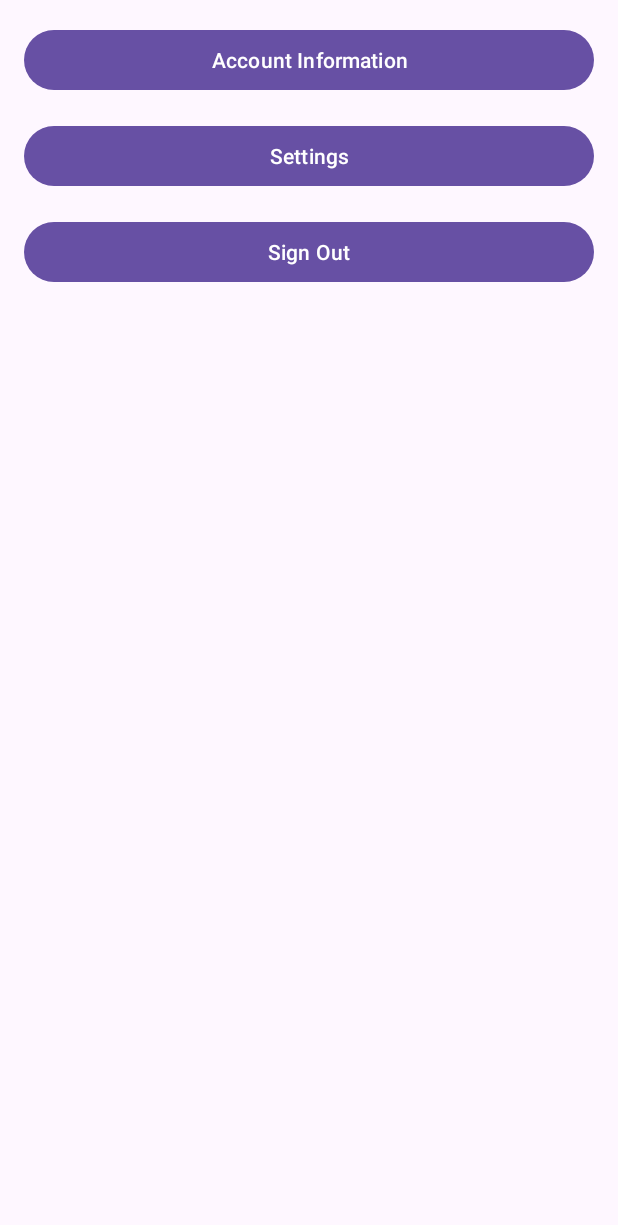
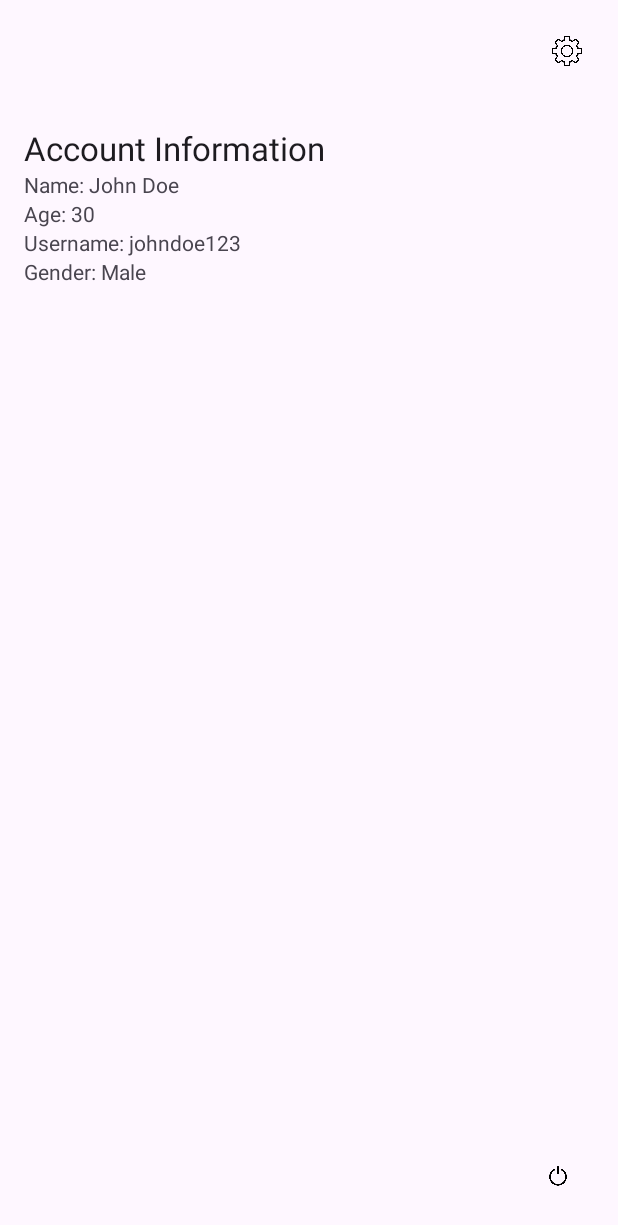
Before and after one commit to michaelditrick/Focus, an Android app: the ProfileActivity screen opened directly, with no data from a screen before it, on a phone screen of 412 x 824 dp. Shown: the top 1225 px of the screen. Run offline under Robolectric (Android 15) with nearby library versions, the phone set to English and light mode, and no system bars.

Commit message:
finish the template for profile

```diff
--- a/app/src/main/java/com/example/focus/ProfileActivity.java
+++ b/app/src/main/java/com/example/focus/ProfileActivity.java
@@ -2,54 +2,62 @@ package com.example.focus;
 
 import android.content.Intent;
 import android.os.Bundle;
-import android.view.View;
-import android.widget.Button;
+import android.widget.ImageView;
+import android.widget.TextView;
 import androidx.appcompat.app.AppCompatActivity;
+import java.util.concurrent.ExecutorService;
+import java.util.concurrent.Executors;
 
 public class ProfileActivity extends AppCompatActivity {
+
+    private TextView txtName, txtAge, txtUsername, txtGender;
+    private ExecutorService databaseExecutor = Executors.newSingleThreadExecutor();
 
     @Override
     protected void onCreate(Bundle savedInstanceState) {
         super.onCreate(savedInstanceState);
         setContentView(R.layout.activity_profile);
 
-        Button btnAccountInfo = findViewById(R.id.btnAccountInfo);
-        btnAccountInfo.setOnClickListener(new View.OnClickListener() {
-            @Override
-            public void onClick(View view) {
-                // Open Account Information Activity or Dialog
-                Intent intent = new Intent(ProfileActivity.this, AccountInfoActivity.class);
-                startActivity(intent);
-            }
+        txtName = findViewById(R.id.txtName);
+        txtAge = findViewById(R.id.txtAge);
+        txtUsername = findViewById(R.id.txtUsername);
+        txtGender = findViewById(R.id.txtGender);
+        ImageView imgSettings = findViewById(R.id.imgSettings);
+        ImageView imgSignOut = findViewById(R.id.imgSignOut);
+
+        // Set up the settings icon click listener
+        imgSettings.setOnClickListener(view -> startActivity(new Intent(this, SettingsActivity.class)));
+
+        // Set up the sign out icon click listener
+        imgSignOut.setOnClickListener(view -> {
+
+            Intent intent = new Intent(this, LoginActivity.class);
+            intent.setFlags(Intent.FLAG_ACTIVITY_NEW_TASK | Intent.FLAG_ACTIVITY_CLEAR_TASK);
+            startActivity(intent);
+            finish();
         });
 
-        Button btnSettings = findViewById(R.id.btnSettings);
-        btnSettings.setOnClickListener(new View.OnClickListener() {
-            @Override
-            public void onClick(View view) {
-                // Open Settings Activity or Dialog
-                Intent intent = new Intent(ProfileActivity.this, SettingsActivity.class);
-                startActivity(intent);
-            }
-        });
+        // Fetch user data
+        fetchUserData();
+    }
 
-        Button btnSignOut = findViewById(R.id.btnSignOut);
-        btnSignOut.setOnClickListener(new View.OnClickListener() {
-            @Override
-            public void onClick(View view) {
-                // Handle Sign Out logic
-                signOutUser();
-            }
+    private void fetchUserData() {
+        databaseExecutor.execute(() -> {
+            //sample fetching:
+            // lets try to fetch from a different thread : Thando
+
+            runOnUiThread(() -> {
+
+            });
         });
     }
 
-    private void signOutUser() {
+    @Override
+    protected void onDestroy() {
+        super.onDestroy();
+        databaseExecutor.shutdown(); // Shutdown the executor when the activity is destroyed
+    }
 
 
-        // Redirect to sign-in screen or wherever appropriate
-        Intent intent = new Intent(ProfileActivity.this, LoginActivity.class);
-        intent.setFlags(Intent.FLAG_ACTIVITY_NEW_TASK | Intent.FLAG_ACTIVITY_CLEAR_TASK);
-        startActivity(intent);
-        finish();
+
     }
-}
--- a/app/src/main/res/layout/activity_profile.xml
+++ b/app/src/main/res/layout/activity_profile.xml
@@ -1,27 +1,70 @@
-<LinearLayout xmlns:android="http://schemas.android.com/apk/res/android"
+<RelativeLayout xmlns:android="http://schemas.android.com/apk/res/android"
     android:layout_width="match_parent"
     android:layout_height="match_parent"
-    android:orientation="vertical"
     android:padding="16dp">
 
-    <Button
-        android:id="@+id/btnAccountInfo"
-        android:layout_width="match_parent"
+    <!-- Settings -->
+    <ImageView
+        android:id="@+id/imgSettings"
+        android:layout_width="36dp"
+        android:layout_height="36dp"
+        android:layout_alignParentTop="true"
+        android:layout_alignParentEnd="true"
+        android:src="@drawable/settings"
+        android:padding="8dp"/>
+
+    <!-- Sign Out-->
+    <ImageView
+        android:id="@+id/imgSignOut"
+        android:layout_width="48dp"
+        android:layout_height="48dp"
+        android:layout_alignParentBottom="true"
+        android:layout_alignParentEnd="true"
+        android:src="@drawable/signout"
+        android:padding="8dp"/>
+
+    <!-- Account Information -->
+    <TextView
+        android:id="@+id/txtAccountInfoLabel"
+        android:layout_width="wrap_content"
         android:layout_height="wrap_content"
+        android:layout_below="@id/imgSettings"
+        android:layout_marginTop="32dp"
         android:text="Account Information"
-        android:layout_marginBottom="16dp" />
+        android:textAppearance="@style/TextAppearance.AppCompat.Large" />
 
-    <Button
-        android:id="@+id/btnSettings"
-        android:layout_width="match_parent"
+
+    <TextView
+        android:id="@+id/txtName"
+        android:layout_width="wrap_content"
         android:layout_height="wrap_content"
-        android:text="Settings"
-        android:layout_marginBottom="16dp" />
+        android:layout_below="@id/txtAccountInfoLabel"
+        android:text="Name: John Doe" />
 
-    <Button
-        android:id="@+id/btnSignOut"
-        android:layout_width="match_parent"
+
+    <TextView
+        android:id="@+id/txtAge"
+        android:layout_width="wrap_content"
         android:layout_height="wrap_content"
-        android:text="Sign Out"
-        android:layout_marginBottom="16dp" />
-</LinearLayout>
+        android:layout_below="@id/txtName"
+        android:text="Age: 30" />
+
+
+    <TextView
+        android:id="@+id/txtUsername"
+        android:layout_width="wrap_content"
+        android:layout_height="wrap_content"
+        android:layout_below="@id/txtAge"
+        android:text="Username: johndoe123" />
+
+
+    <TextView
+        android:id="@+id/txtGender"
+        android:layout_width="wrap_content"
+        android:layout_height="wrap_content"
+        android:layout_below="@id/txtUsername"
+        android:text="Gender: Male" />
+
+
+
+</RelativeLayout>
```
Also changed, not shown: app/src/main/res/drawable/settings.png (added), app/src/main/res/drawable/signout.png (added), 17 other files.
